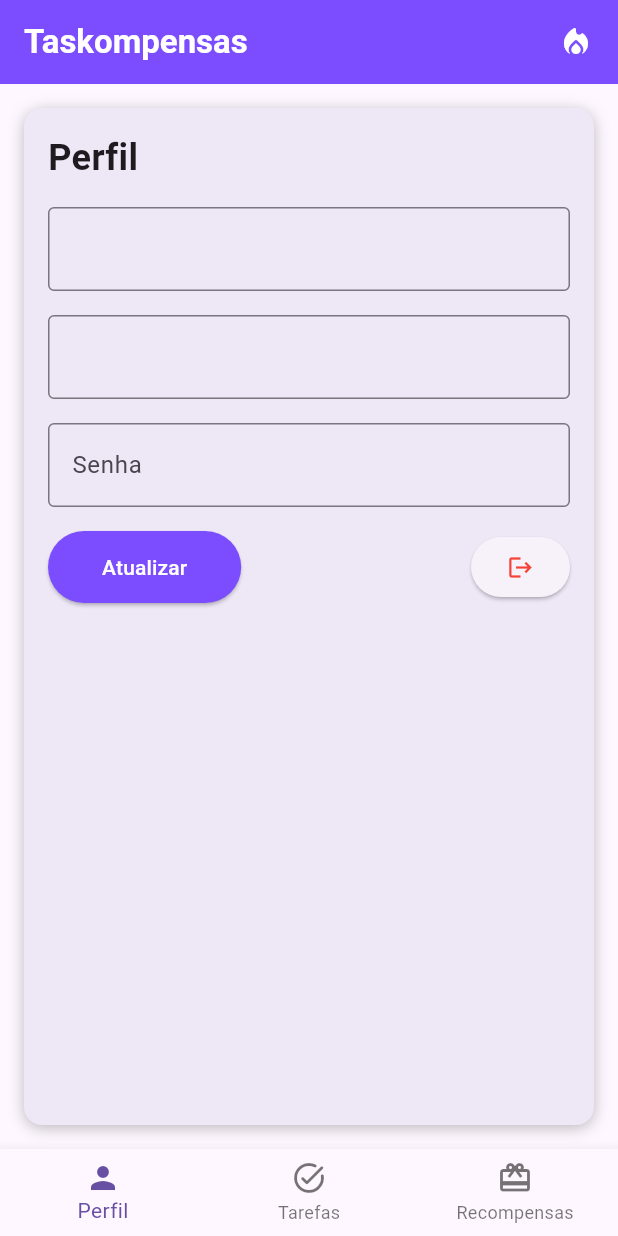
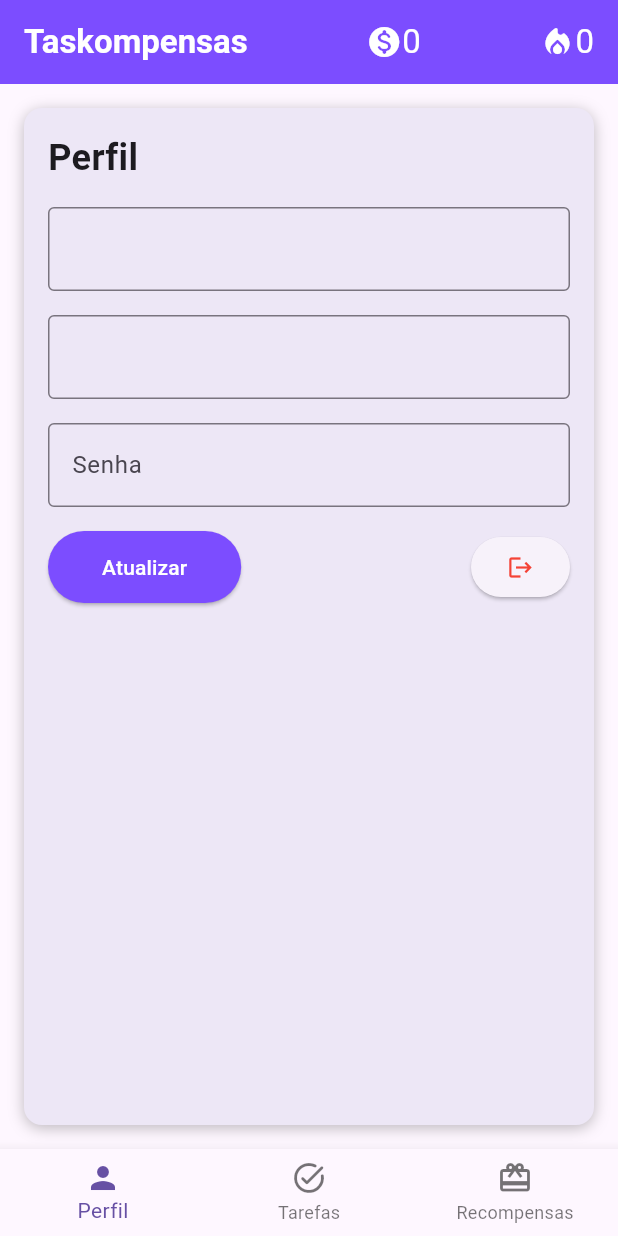
Before and after one commit to leonardobolfarini/projeto_quirino, a Flutter app: the HomePage screen opened directly, on a phone screen of 412 x 824 dp. Run offline on Flutter 3.47's test engine with Material 3 defaults, Android fonts, the light colour scheme and no system bars; our stand-ins replace cloud_firestore, firebase_auth, firebase_core; accounts and stored records are empty.

Commit message:
feat: Implemented the streaks and points at AppBar

```diff
--- a/lib/home.dart
+++ b/lib/home.dart
@@ -2,6 +2,7 @@ import 'package:flutter/material.dart';
 import 'components/profile.dart';
 import 'components/rewards.dart';
 import 'components/task.dart';
+import 'services/database_service.dart';
 
 class HomePage extends StatefulWidget {
   const HomePage({super.key});
@@ -11,6 +12,8 @@ class HomePage extends StatefulWidget {
 }
 
 class _HomePage extends State<HomePage> {
+  final DatabaseService _db = DatabaseService();
+
   int _currentIndexPage = 0;
 
   void _onChangePage(int index) {
@@ -24,6 +27,20 @@ class _HomePage extends State<HomePage> {
     TaskScreen(),
     RewardScreen(),
   ];
+
+  int _userPoints = 0;
+  int _userStreak = 0;
+
+  @override
+  void initState() {
+    super.initState();
+    _db.getUserStats().listen((data) {
+      setState(() {
+        _userPoints = data['points'] as int;
+        _userStreak = data['streak'] as int;
+      });
+    });
+  }
 
   @override
   Widget build(BuildContext context) {
@@ -40,7 +57,24 @@ class _HomePage extends State<HomePage> {
                 color: Colors.white,
               ),
             ),
-            Icon(Icons.local_fire_department_rounded, color: Colors.white),
+            Row(
+              children: [
+                Icon(Icons.monetization_on_rounded, color: Colors.white),
+                Text(
+                  _userPoints.toString(),
+                  style: TextStyle(color: Colors.white),
+                ),
+              ],
+            ),
+            Row(
+              children: [
+                Icon(Icons.local_fire_department_rounded, color: Colors.white),
+                Text(
+                  _userStreak.toString(),
+                  style: TextStyle(color: Colors.white),
+                ),
+              ],
+            ),
           ],
         ),
       ),
```
